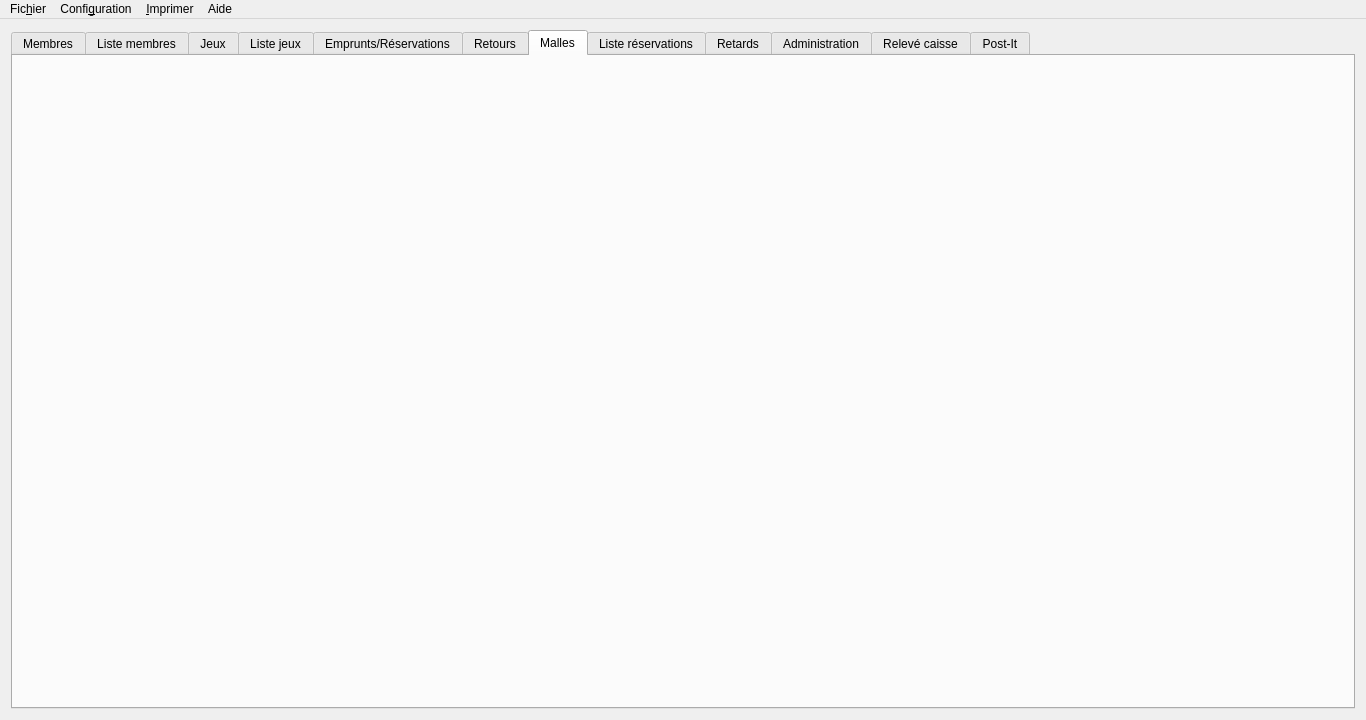
Old version of the form f_mainwindow.ui in the repository nivhg/ludopen.
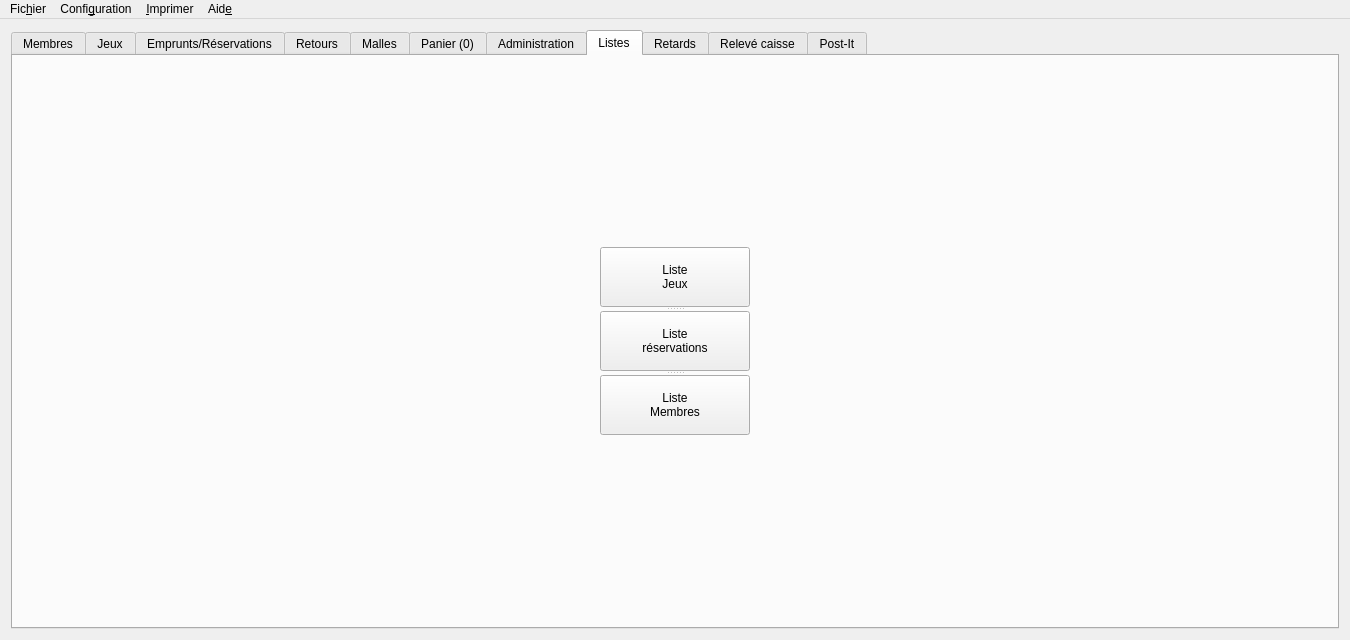
New version of the form. The open tabs and pages were chosen to show the change. Icons and pictures are not drawn.

Commit message: v2.03 : système de panier et impression de facture et de devis

Patch:
```diff
--- a/f_mainwindow.ui
+++ b/f_mainwindow.ui
@@ -6,8 +6,8 @@
    <rect>
     <x>0</x>
     <y>0</y>
-    <width>1366</width>
-    <height>720</height>
+    <width>1350</width>
+    <height>640</height>
    </rect>
   </property>
   <property name="minimumSize">
@@ -78,21 +78,6 @@
         </item>
        </layout>
       </widget>
-      <widget class="QWidget" name="ListeMembres">
-       <attribute name="icon">
-        <iconset>
-         <normalon>:/Adherents_liste.png</normalon>
-        </iconset>
-       </attribute>
-       <attribute name="title">
-        <string>Liste membres</string>
-       </attribute>
-       <layout class="QGridLayout" name="gridLayout_9">
-        <item row="0" column="0">
-         <layout class="QHBoxLayout" name="Lay_ListeMembres"/>
-        </item>
-       </layout>
-      </widget>
       <widget class="QWidget" name="Jeu">
        <attribute name="icon">
         <iconset>
@@ -108,21 +93,6 @@
         </item>
        </layout>
       </widget>
-      <widget class="QWidget" name="ListeJeux">
-       <attribute name="icon">
-        <iconset>
-         <normalon>:/De_par_2.png</normalon>
-        </iconset>
-       </attribute>
-       <attribute name="title">
-        <string>Liste jeux</string>
-       </attribute>
-       <layout class="QGridLayout" name="gridLayout_7">
-        <item row="0" column="0">
-         <layout class="QHBoxLayout" name="Layout_ListeJeux"/>
-        </item>
-       </layout>
-      </widget>
       <widget class="QWidget" name="Emprunt">
        <attribute name="icon">
         <iconset>
@@ -181,30 +151,11 @@
         </iconset>
        </attribute>
        <attribute name="title">
-        <string>Liste réservations</string>
+        <string>Panier (0)</string>
        </attribute>
        <layout class="QGridLayout" name="gridLayout_11">
         <item row="0" column="0">
-         <layout class="QHBoxLayout" name="Lay_ListeReservations">
-          <property name="sizeConstraint">
-           <enum>QLayout::SetNoConstraint</enum>
-          </property>
-         </layout>
-        </item>
-       </layout>
-      </widget>
-      <widget class="QWidget" name="Retards">
-       <attribute name="icon">
-        <iconset>
-         <normalon>:/Sablier.png</normalon>
-        </iconset>
-       </attribute>
-       <attribute name="title">
-        <string>Retards</string>
-       </attribute>
-       <layout class="QGridLayout" name="gridLayout_6">
-        <item row="0" column="0">
-         <layout class="QHBoxLayout" name="Layout_Retards"/>
+         <layout class="QHBoxLayout" name="Lay_Panier"/>
         </item>
        </layout>
       </widget>
@@ -262,41 +213,6 @@
               </size>
              </property>
             </widget>
-            <widget class="QPushButton" name="Bt_ListeMembres">
-             <property name="sizePolicy">
-              <sizepolicy hsizetype="Preferred" vsizetype="Preferred">
-               <horstretch>0</horstretch>
-               <verstretch>0</verstretch>
-              </sizepolicy>
-             </property>
-             <property name="minimumSize">
-              <size>
-               <width>100</width>
-               <height>60</height>
-              </size>
-             </property>
-             <property name="maximumSize">
-              <size>
-               <width>100</width>
-               <height>60</height>
-              </size>
-             </property>
-             <property name="text">
-              <string>Liste
-Membres</string>
-             </property>
-             <property name="icon">
-              <iconset>
-               <normalon>:/Adherents_liste.png</normalon>
-              </iconset>
-             </property>
-             <property name="iconSize">
-              <size>
-               <width>25</width>
-               <height>25</height>
-              </size>
-             </property>
-            </widget>
             <widget class="QPushButton" name="Bt_Jeux">
              <property name="minimumSize">
               <size>
@@ -423,6 +339,142 @@
         </item>
        </layout>
       </widget>
+      <widget class="QWidget" name="Listes">
+       <attribute name="icon">
+        <iconset>
+         <normalon>:/Listes.png</normalon>
+        </iconset>
+       </attribute>
+       <attribute name="title">
+        <string>Listes</string>
+       </attribute>
+       <layout class="QGridLayout" name="gridLayout_15">
+        <item row="0" column="0">
+         <layout class="QHBoxLayout" name="Lay_Listes">
+          <item>
+           <widget class="QSplitter" name="SP_Listes">
+            <property name="maximumSize">
+             <size>
+              <width>150</width>
+              <height>188</height>
+             </size>
+            </property>
+            <property name="orientation">
+             <enum>Qt::Vertical</enum>
+            </property>
+            <widget class="QPushButton" name="Bt_ListeJeux">
+             <property name="minimumSize">
+              <size>
+               <width>100</width>
+               <height>60</height>
+              </size>
+             </property>
+             <property name="maximumSize">
+              <size>
+               <width>150</width>
+               <height>60</height>
+              </size>
+             </property>
+             <property name="text">
+              <string>Liste
+Jeux</string>
+             </property>
+             <property name="icon">
+              <iconset>
+               <normalon>:/De_par_2.png</normalon>
+              </iconset>
+             </property>
+             <property name="iconSize">
+              <size>
+               <width>25</width>
+               <height>25</height>
+              </size>
+             </property>
+            </widget>
+            <widget class="QPushButton" name="Bt_ListeReservations">
+             <property name="minimumSize">
+              <size>
+               <width>150</width>
+               <height>60</height>
+              </size>
+             </property>
+             <property name="maximumSize">
+              <size>
+               <width>150</width>
+               <height>60</height>
+              </size>
+             </property>
+             <property name="text">
+              <string>Liste
+réservations</string>
+             </property>
+             <property name="icon">
+              <iconset resource="ImagesIcones.qrc">
+               <normaloff>:/Reservations.png</normaloff>:/Reservations.png</iconset>
+             </property>
+             <property name="iconSize">
+              <size>
+               <width>25</width>
+               <height>25</height>
+              </size>
+             </property>
+            </widget>
+            <widget class="QPushButton" name="Bt_ListeMembres">
+             <property name="sizePolicy">
+              <sizepolicy hsizetype="Preferred" vsizetype="Preferred">
+               <horstretch>0</horstretch>
+               <verstretch>0</verstretch>
+              </sizepolicy>
+             </property>
+             <property name="minimumSize">
+              <size>
+               <width>150</width>
+               <height>60</height>
+              </size>
+             </property>
+             <property name="maximumSize">
+              <size>
+               <width>100</width>
+               <height>60</height>
+              </size>
+             </property>
+             <property name="text">
+              <string>Liste
+Membres</string>
+             </property>
+             <property name="icon">
+              <iconset>
+               <normalon>:/Adherents_liste.png</normalon>
+              </iconset>
+             </property>
+             <property name="iconSize">
+              <size>
+               <width>25</width>
+               <height>25</height>
+              </size>
+             </property>
+            </widget>
+           </widget>
+          </item>
+         </layout>
+        </item>
+       </layout>
+      </widget>
+      <widget class="QWidget" name="Retards">
+       <attribute name="icon">
+        <iconset>
+         <normalon>:/Sablier.png</normalon>
+        </iconset>
+       </attribute>
+       <attribute name="title">
+        <string>Retards</string>
+       </attribute>
+       <layout class="QGridLayout" name="gridLayout_6">
+        <item row="0" column="0">
+         <layout class="QHBoxLayout" name="Lay_Retards"/>
+        </item>
+       </layout>
+      </widget>
       <widget class="QWidget" name="Releve">
        <property name="enabled">
         <bool>true</bool>
@@ -465,7 +517,7 @@
     <rect>
      <x>0</x>
      <y>0</y>
-     <width>1366</width>
+     <width>1350</width>
      <height>22</height>
     </rect>
    </property>
@@ -480,7 +532,7 @@
    </widget>
    <widget class="QMenu" name="menuAide">
     <property name="title">
-     <string>Aide</string>
+     <string>Aid&amp;e</string>
     </property>
     <addaction name="Menu_Aide_Aide"/>
     <addaction name="separator"/>
```
Left out of the diff: 11 changed lines with no effect on the pictures. The commit also changes 45 other files.
